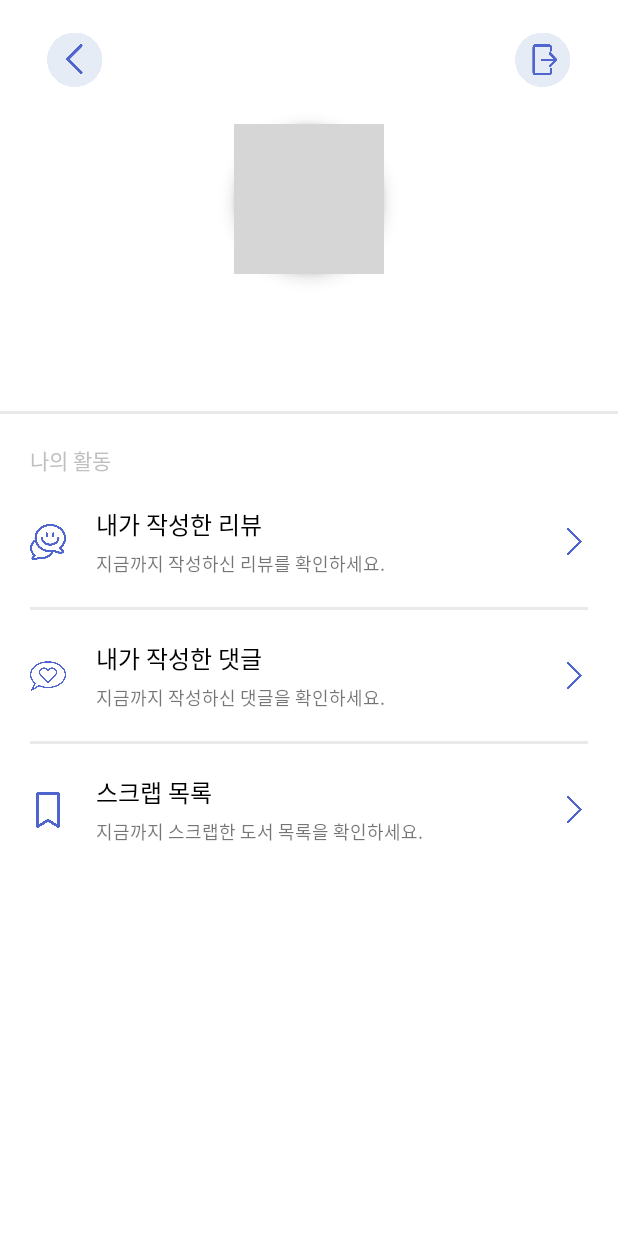
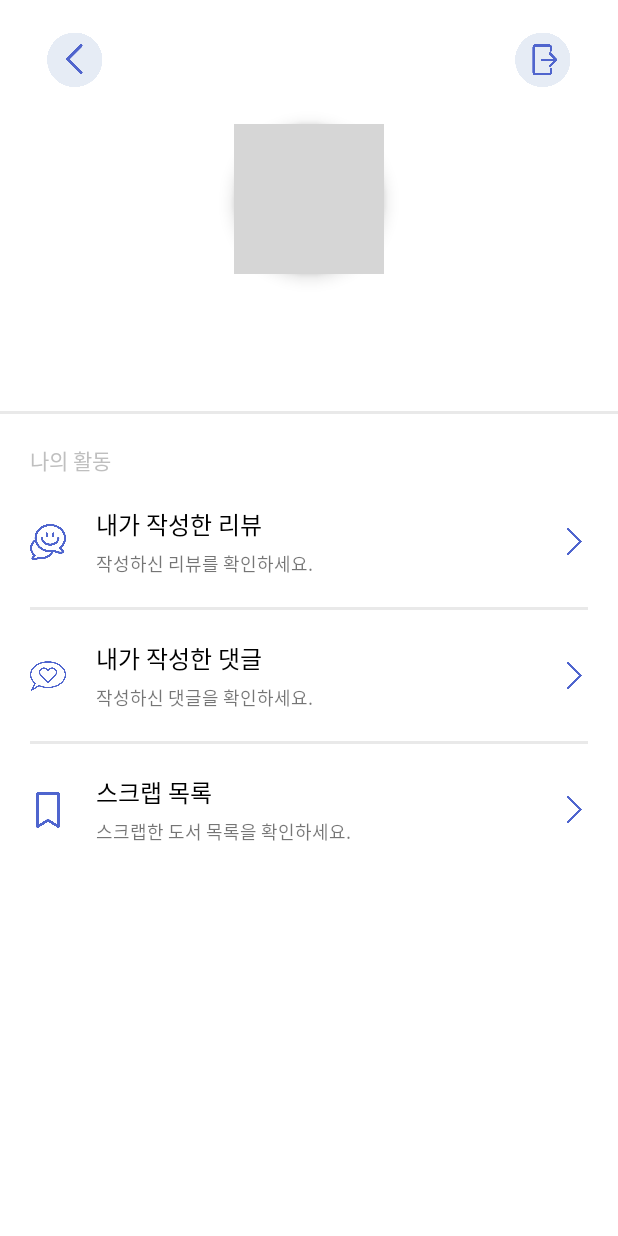
Before and after one commit to PNU-2020-team4/Book-Review-Platform-Front-End, an Android app: the MyPageActivity screen opened directly, with no data from a screen before it, on a phone screen of 412 x 824 dp. Run offline under Robolectric (Android 15) with nearby library versions, the phone set to English and light mode, and no system bars; our stand-ins replace Picasso; pictures from the network do not load; grey boxes are pictures that could not be loaded.

Commit message:
마이페이지 문구 수정

```diff
--- a/app/src/main/res/layout/activity_my_page.xml
+++ b/app/src/main/res/layout/activity_my_page.xml
@@ -132,7 +132,7 @@
                 android:id="@+id/my_page_my_review_desc"
                 android:layout_width="wrap_content"
                 android:layout_height="wrap_content"
-                android:text="지금까지 작성하신 리뷰를 확인하세요."
+                android:text="작성하신 리뷰를 확인하세요."
                 android:textSize="12sp"
                 app:layout_constraintBottom_toBottomOf="parent"
                 app:layout_constraintStart_toEndOf="@+id/my_page_my_review_image"
@@ -195,7 +195,7 @@
                 android:id="@+id/my_page_my_comment_desc"
                 android:layout_width="wrap_content"
                 android:layout_height="wrap_content"
-                android:text="지금까지 작성하신 댓글을 확인하세요."
+                android:text="작성하신 댓글을 확인하세요."
                 android:textSize="12sp"
                 app:layout_constraintBottom_toBottomOf="parent"
                 app:layout_constraintStart_toEndOf="@+id/my_page_my_comment_image"
@@ -258,7 +258,7 @@
                 android:id="@+id/my_page_my_scrap_desc"
                 android:layout_width="wrap_content"
                 android:layout_height="wrap_content"
-                android:text="지금까지 스크랩한 도서 목록을 확인하세요."
+                android:text="스크랩한 도서 목록을 확인하세요."
                 android:textSize="12sp"
                 app:layout_constraintBottom_toBottomOf="parent"
                 app:layout_constraintStart_toEndOf="@+id/my_page_my_scrap_image"
```
